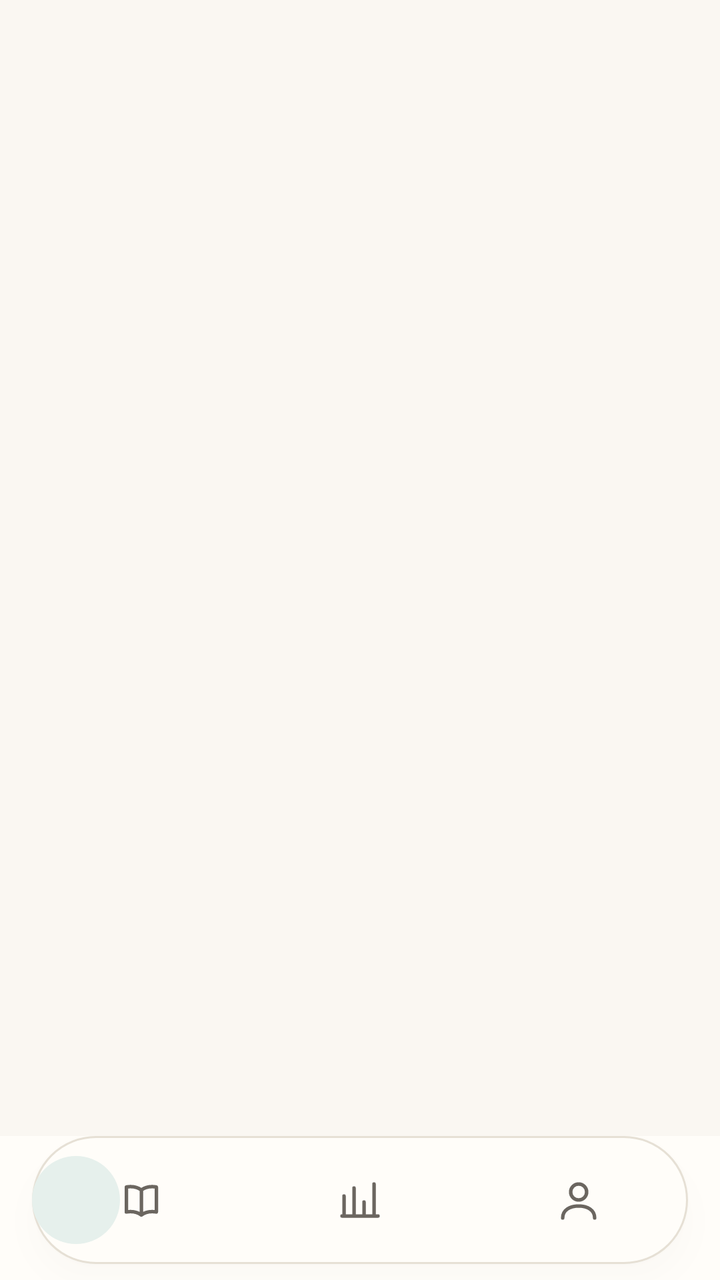
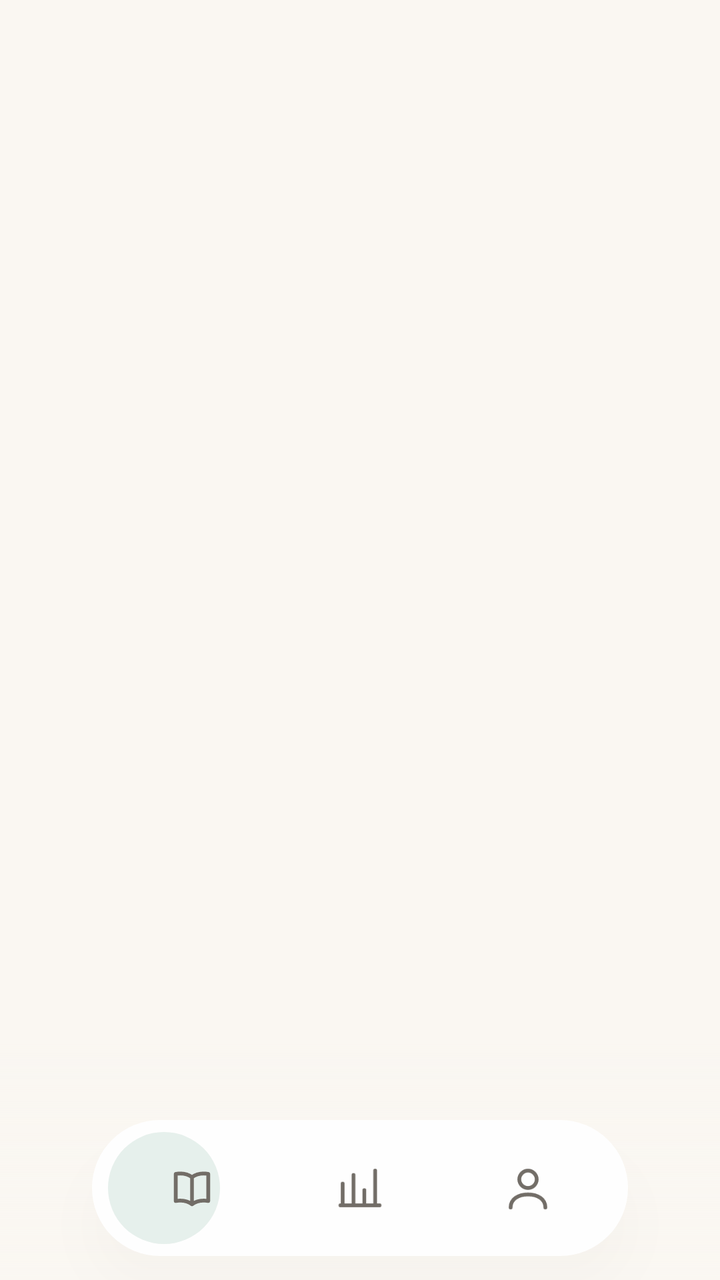

The first picture is an Android layout as it rendered before a commit; the second is the same layout after the commit. The layout source and the unified diff follow.
<!-- AndroidManifest.xml: activity theme Theme.Bookshelf.Splash -->
<!-- res/layout/activity_main.xml -->
<?xml version="1.0" encoding="utf-8"?>
<LinearLayout xmlns:android="http://schemas.android.com/apk/res/android"
    xmlns:app="http://schemas.android.com/apk/res-auto"
    android:layout_width="match_parent"
    android:layout_height="match_parent"
    android:orientation="vertical">

    <FrameLayout
        android:id="@+id/container"
        android:layout_width="match_parent"
        android:layout_height="0dp"
        android:layout_weight="1" />

    
    <LinearLayout
        android:id="@+id/bottom_nav"
        android:layout_width="match_parent"
        android:layout_height="wrap_content"
        android:background="?attr/surface"
        android:orientation="horizontal"
        android:paddingVertical="0dp">

        <FrameLayout
            android:id="@+id/nav_dock"
            android:layout_width="match_parent"
            android:layout_height="@dimen/dock_h"
            android:layout_marginHorizontal="@dimen/dock_margin_h"
            android:layout_marginBottom="@dimen/dock_margin_bottom"
            android:background="@drawable/bg_dock"
            android:elevation="@dimen/dock_elevation"
            android:outlineAmbientShadowColor="#1F3A3228"
            android:outlineSpotShadowColor="#1F3A3228">

            
            <View
                android:id="@+id/nav_indicator"
                android:layout_width="@dimen/nav_indicator_size"
                android:layout_height="@dimen/nav_indicator_size"
                android:layout_gravity="start|center_vertical"
                android:background="@drawable/bg_nav_indicator" />

            <LinearLayout
                android:layout_width="match_parent"
                android:layout_height="match_parent"
                android:orientation="horizontal">

                <FrameLayout
                    android:id="@+id/tab_shelf"
                    android:layout_width="0dp"
                    android:layout_height="match_parent"
                    android:layout_weight="1"
                    android:clickable="true"
                    android:focusable="true"
                    android:tooltipText="书架">

                    <FrameLayout
                        android:id="@+id/touch_shelf"
                        android:layout_width="@dimen/nav_touch_size"
                        android:layout_height="@dimen/nav_touch_size"
                        android:layout_gravity="center"
                        android:foreground="@drawable/ripple_circle">

                        <ImageView
                            android:id="@+id/iv_tab_shelf"
                            android:layout_width="@dimen/nav_icon_size"
                            android:layout_height="@dimen/nav_icon_size"
                            android:layout_gravity="center"
                            android:contentDescription="书架"
                            android:src="@drawable/ic_book_line"
                            app:tint="@color/nav_icon_tint" />

                        <TextView
                            android:id="@+id/tv_badge_shelf"
                            style="@style/BottomNavBadge"
                            android:layout_gravity="top|end"
                            android:layout_marginTop="-2dp"
                            android:layout_marginEnd="-2dp"
                            android:visibility="gone" />
                    </FrameLayout>
                </FrameLayout>

                <FrameLayout
                    android:id="@+id/tab_stats"
                    android:layout_width="0dp"
                    android:layout_height="match_parent"
                    android:layout_weight="1"
                    android:clickable="true"
                    android:focusable="true"
                    android:tooltipText="统计">

                    <FrameLayout
                        android:id="@+id/touch_stats"
                        android:layout_width="@dimen/nav_touch_size"
                        android:layout_height="@dimen/nav_touch_size"
                        android:layout_gravity="center"
                        android:foreground="@drawable/ripple_circle">

                        <ImageView
                            android:id="@+id/iv_tab_stats"
                            android:layout_width="@dimen/nav_icon_size"
                            android:layout_height="@dimen/nav_icon_size"
                            android:layout_gravity="center"
                            android:contentDescription="统计"
                            android:src="@drawable/ic_chart_line"
                            app:tint="@color/nav_icon_tint" />

                        <TextView
                            android:id="@+id/tv_badge_stats"
                            style="@style/BottomNavBadge"
                            android:layout_gravity="top|end"
                            android:layout_marginTop="-2dp"
                            android:layout_marginEnd="-2dp"
                            android:visibility="gone" />
                    </FrameLayout>
                </FrameLayout>

                <FrameLayout
                    android:id="@+id/tab_mine"
                    android:layout_width="0dp"
                    android:layout_height="match_parent"
                    android:layout_weight="1"
                    android:clickable="true"
                    android:focusable="true"
                    android:tooltipText="我的">

                    <FrameLayout
                        android:id="@+id/touch_mine"
                        android:layout_width="@dimen/nav_touch_size"
                        android:layout_height="@dimen/nav_touch_size"
                        android:layout_gravity="center"
                        android:foreground="@drawable/ripple_circle">

                        <ImageView
                            android:id="@+id/iv_tab_mine"
                            android:layout_width="@dimen/nav_icon_size"
                            android:layout_height="@dimen/nav_icon_size"
                            android:layout_gravity="center"
                            android:contentDescription="我的"
                            android:src="@drawable/ic_person_line"
                            app:tint="@color/nav_icon_tint" />

                        <TextView
                            android:id="@+id/tv_badge_mine"
                            style="@style/BottomNavBadge"
                            android:layout_gravity="top|end"
                            android:layout_marginTop="-2dp"
                            android:layout_marginEnd="-2dp"
                            android:visibility="gone" />
                    </FrameLayout>
                </FrameLayout>
            </LinearLayout>
        </FrameLayout>
    </LinearLayout>
</LinearLayout>
<!-- resources referenced by this layout -->
<resources>
  <dimen name="dock_elevation">8dp</dimen>
  <dimen name="dock_h">64dp</dimen>
  <dimen name="dock_margin_bottom">8dp</dimen>
  <dimen name="dock_margin_h">16dp</dimen>
  <dimen name="nav_icon_size">24dp</dimen>
  <dimen name="nav_indicator_size">44dp</dimen>
  <dimen name="nav_touch_size">48dp</dimen>
  <!-- drawable bg_dock (drawable) -->
  <?xml version="1.0" encoding="utf-8"?>
  <shape xmlns:android="http://schemas.android.com/apk/res/android" android:shape="rectangle">
      <solid android:color="?attr/surface" />
      <corners android:radius="@dimen/dock_radius" />
      <stroke
          android:width="1dp"
          android:color="?attr/outline" />
  </shape>
  <dimen name="dock_radius">32dp</dimen>
  <color name="bg_page">#FAF7F2</color>
  <style name="Theme.Bookshelf.Base" parent="Theme.Material3.Light.NoActionBar">
          
          <item name="android:colorBackground">@color/bg_page</item>
          
          <item name="android:statusBarColor">?attr/colorPrimary</item>
          <item name="android:windowLightStatusBar">false</item>
          
          <item name="android:windowActivityTransitions">true</item>
          
          <item name="surface">@color/surface</item>
          <item name="surface_dim">@color/surface_dim</item>
          <item name="outline">@color/outline</item>
          <item name="outline_strong">@color/outline_strong</item>
          <item name="on_surface">@color/text_main</item>
          <item name="on_surface_variant">@color/text_sub</item>
          
          <item name="primary_container">@color/green_container</item>
          <item name="on_primary_container">@color/green_on_container</item>
          
          <item name="chip_bg">@color/chip_bg</item>
          
          <item name="accent_text">@color/accent_text</item>
          
          <item name="colorOnSurface">@color/text_main</item>
          <item name="colorOnSurfaceVariant">@color/text_sub</item>
          <item name="colorOnBackground">@color/text_main</item>
          <item name="colorSurface">@color/surface</item>
          <item name="colorSurfaceBright">@color/surface</item>
          <item name="colorSurfaceDim">@color/surface_dim</item>
          <item name="colorSurfaceContainer">@color/surface</item>
          <item name="colorSurfaceContainerLow">@color/surface</item>
          <item name="colorSurfaceContainerLowest">@color/surface</item>
          <item name="colorSurfaceContainerHigh">@color/surface</item>
          <item name="colorSurfaceContainerHighest">@color/surface_dim</item>
          <item name="colorOutline">@color/outline</item>
          <item name="colorOutlineVariant">@color/outline</item>
          
          <item name="elevationOverlayEnabled">false</item>
          
          <item name="materialButtonStyle">@style/Widget.Bookshelf.Button</item>
          <item name="textInputStyle">@style/Widget.Bookshelf.TextField</item>
          <item name="materialCardViewStyle">@style/Widget.Bookshelf.MaterialCard</item>
          
          <item name="chipStyle">@style/Widget.Bookshelf.Chip</item>
          <item name="chipGroupStyle">@style/Widget.Bookshelf.ChipGroup</item>
          
          <item name="materialAlertDialogTheme">@style/ThemeOverlay.Bookshelf.Dialog</item>
          
          <item name="bottomSheetDialogTheme">@style/ThemeOverlay.Bookshelf.BottomSheet</item>
      </style>
  <color name="surface">#FFFDF9</color>
  <color name="outline">#E6E0D5</color>
  <color name="chip_bg">#E8F0ED</color>
  <dimen name="radius_md">12dp</dimen>
  <dimen name="card_corner">16dp</dimen>
  <dimen name="radius_2xl">24dp</dimen>
  <!-- unchanged entries left out for length: 33 -->
</resources>

<!-- the commit's change to res/layout/activity_main.xml (unified diff, before → after) -->
@@ -1,35 +1,44 @@
 <?xml version="1.0" encoding="utf-8"?>
-<LinearLayout xmlns:android="http://schemas.android.com/apk/res/android"
+<FrameLayout xmlns:android="http://schemas.android.com/apk/res/android"
     xmlns:app="http://schemas.android.com/apk/res-auto"
     android:layout_width="match_parent"
-    android:layout_height="match_parent"
-    android:orientation="vertical">
+    android:layout_height="match_parent">
 
     <FrameLayout
         android:id="@+id/container"
         android:layout_width="match_parent"
-        android:layout_height="0dp"
-        android:layout_weight="1" />
+        android:layout_height="match_parent" />
+
+    
+    <View
+        android:id="@+id/nav_scrim"
+        android:layout_width="match_parent"
+        android:layout_height="@dimen/dock_scrim_h"
+        android:layout_gravity="bottom"
+        android:background="@drawable/bg_dock_scrim" />
 
     
     <LinearLayout
         android:id="@+id/bottom_nav"
         android:layout_width="match_parent"
         android:layout_height="wrap_content"
-        android:background="?attr/surface"
-        android:orientation="horizontal"
-        android:paddingVertical="0dp">
+        android:layout_gravity="bottom"
+        android:background="@android:color/transparent"
+        android:gravity="center_horizontal"
+        android:orientation="horizontal">
 
         <FrameLayout
             android:id="@+id/nav_dock"
-            android:layout_width="match_parent"
+            android:layout_width="wrap_content"
             android:layout_height="@dimen/dock_h"
-            android:layout_marginHorizontal="@dimen/dock_margin_h"
             android:layout_marginBottom="@dimen/dock_margin_bottom"
+            android:alpha="0.95"
             android:background="@drawable/bg_dock"
             android:elevation="@dimen/dock_elevation"
-            android:outlineAmbientShadowColor="#1F3A3228"
-            android:outlineSpotShadowColor="#1F3A3228">
+            android:outlineAmbientShadowColor="#143A3228"
+            android:outlineSpotShadowColor="#243A3228"
+            android:paddingLeft="@dimen/dock_padding_h"
+            android:paddingRight="@dimen/dock_padding_h">
 
             
             <View
@@ -40,25 +49,23 @@
                 android:background="@drawable/bg_nav_indicator" />
 
             <LinearLayout
-                android:layout_width="match_parent"
+                android:layout_width="wrap_content"
                 android:layout_height="match_parent"
                 android:orientation="horizontal">
 
                 <FrameLayout
                     android:id="@+id/tab_shelf"
-                    android:layout_width="0dp"
+                    android:layout_width="@dimen/dock_item_w"
                     android:layout_height="match_parent"
-                    android:layout_weight="1"
                     android:clickable="true"
                     android:focusable="true"
+                    android:foreground="@drawable/ripple_circle"
                     android:tooltipText="书架">
 
                     <FrameLayout
-                        android:id="@+id/touch_shelf"
                         android:layout_width="@dimen/nav_touch_size"
                         android:layout_height="@dimen/nav_touch_size"
-                        android:layout_gravity="center"
-                        android:foreground="@drawable/ripple_circle">
+                        android:layout_gravity="center">
 
                         <ImageView
                             android:id="@+id/iv_tab_shelf"
@@ -81,19 +88,17 @@
 
                 <FrameLayout
                     android:id="@+id/tab_stats"
-                    android:layout_width="0dp"
+                    android:layout_width="@dimen/dock_item_w"
                     android:layout_height="match_parent"
-                    android:layout_weight="1"
                     android:clickable="true"
                     android:focusable="true"
+                    android:foreground="@drawable/ripple_circle"
                     android:tooltipText="统计">
 
                     <FrameLayout
-                        android:id="@+id/touch_stats"
                         android:layout_width="@dimen/nav_touch_size"
                         android:layout_height="@dimen/nav_touch_size"
-                        android:layout_gravity="center"
-                        android:foreground="@drawable/ripple_circle">
+                        android:layout_gravity="center">
 
                         <ImageView
                             android:id="@+id/iv_tab_stats"
@@ -116,19 +121,17 @@
 
                 <FrameLayout
                     android:id="@+id/tab_mine"
-                    android:layout_width="0dp"
+                    android:layout_width="@dimen/dock_item_w"
                     android:layout_height="match_parent"
-                    android:layout_weight="1"
                     android:clickable="true"
                     android:focusable="true"
+                    android:foreground="@drawable/ripple_circle"
                     android:tooltipText="我的">
 
                     <FrameLayout
-                        android:id="@+id/touch_mine"
                         android:layout_width="@dimen/nav_touch_size"
                         android:layout_height="@dimen/nav_touch_size"
-                        android:layout_gravity="center"
-                        android:foreground="@drawable/ripple_circle">
+                        android:layout_gravity="center">
 
                         <ImageView
                             android:id="@+id/iv_tab_mine"
@@ -151,4 +154,4 @@
             </LinearLayout>
         </FrameLayout>
     </LinearLayout>
-</LinearLayout>
+</FrameLayout>
<!-- resource entries referenced after the edit -->
@@ -1,22 +1,29 @@
 <!-- resources referenced by this layout -->
 <resources>
-  <dimen name="dock_elevation">8dp</dimen>
-  <dimen name="dock_h">64dp</dimen>
-  <dimen name="dock_margin_bottom">8dp</dimen>
-  <dimen name="dock_margin_h">16dp</dimen>
-  <dimen name="nav_icon_size">24dp</dimen>
-  <dimen name="nav_indicator_size">44dp</dimen>
-  <dimen name="nav_touch_size">48dp</dimen>
+  <dimen name="dock_elevation">14dp</dimen>
+  <dimen name="dock_h">68dp</dimen>
+  <dimen name="dock_item_w">84dp</dimen>
+  <dimen name="dock_margin_bottom">12dp</dimen>
+  <dimen name="dock_padding_h">8dp</dimen>
+  <dimen name="dock_scrim_h">120dp</dimen>
+  <dimen name="nav_icon_size">26dp</dimen>
+  <dimen name="nav_indicator_size">56dp</dimen>
+  <dimen name="nav_touch_size">56dp</dimen>
   <!-- drawable bg_dock (drawable) -->
   <?xml version="1.0" encoding="utf-8"?>
   <shape xmlns:android="http://schemas.android.com/apk/res/android" android:shape="rectangle">
-      <solid android:color="?attr/surface" />
+      <solid android:color="?attr/dock_bg" />
       <corners android:radius="@dimen/dock_radius" />
-      <stroke
-          android:width="1dp"
-          android:color="?attr/outline" />
   </shape>
-  <dimen name="dock_radius">32dp</dimen>
+  <!-- drawable bg_dock_scrim (drawable) -->
+  <?xml version="1.0" encoding="utf-8"?>
+  <shape xmlns:android="http://schemas.android.com/apk/res/android" android:shape="rectangle">
+      <gradient
+          android:angle="90"
+          android:endColor="@android:color/transparent"
+          android:startColor="?android:attr/colorBackground" />
+  </shape>
+  <dimen name="dock_radius">34dp</dimen>
   <color name="bg_page">#FAF7F2</color>
   <style name="Theme.Bookshelf.Base" parent="Theme.Material3.Light.NoActionBar">
           
@@ -40,6 +47,8 @@
           <item name="chip_bg">@color/chip_bg</item>
           
           <item name="accent_text">@color/accent_text</item>
+          
+          <item name="dock_bg">@color/dock_surface</item>
           
           <item name="colorOnSurface">@color/text_main</item>
           <item name="colorOnSurfaceVariant">@color/text_sub</item>
@@ -71,6 +80,7 @@
   <color name="surface">#FFFDF9</color>
   <color name="outline">#E6E0D5</color>
   <color name="chip_bg">#E8F0ED</color>
+  <color name="dock_surface">#FFFFFF</color>
   <dimen name="radius_md">12dp</dimen>
   <dimen name="card_corner">16dp</dimen>
   <dimen name="radius_2xl">24dp</dimen>
